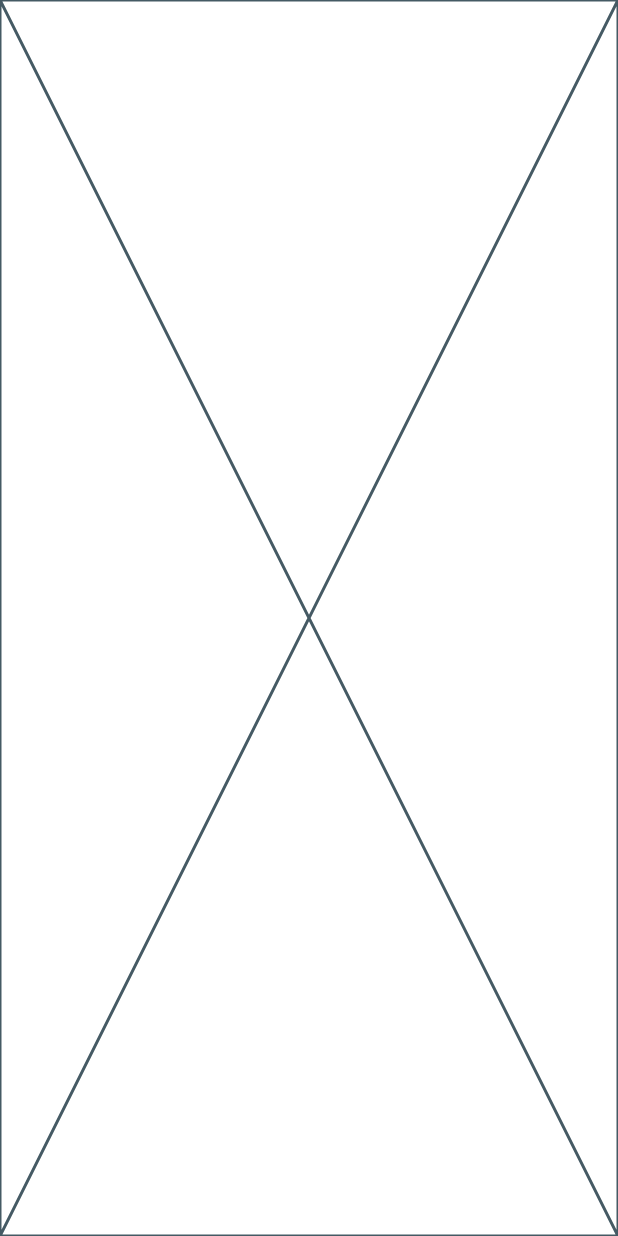
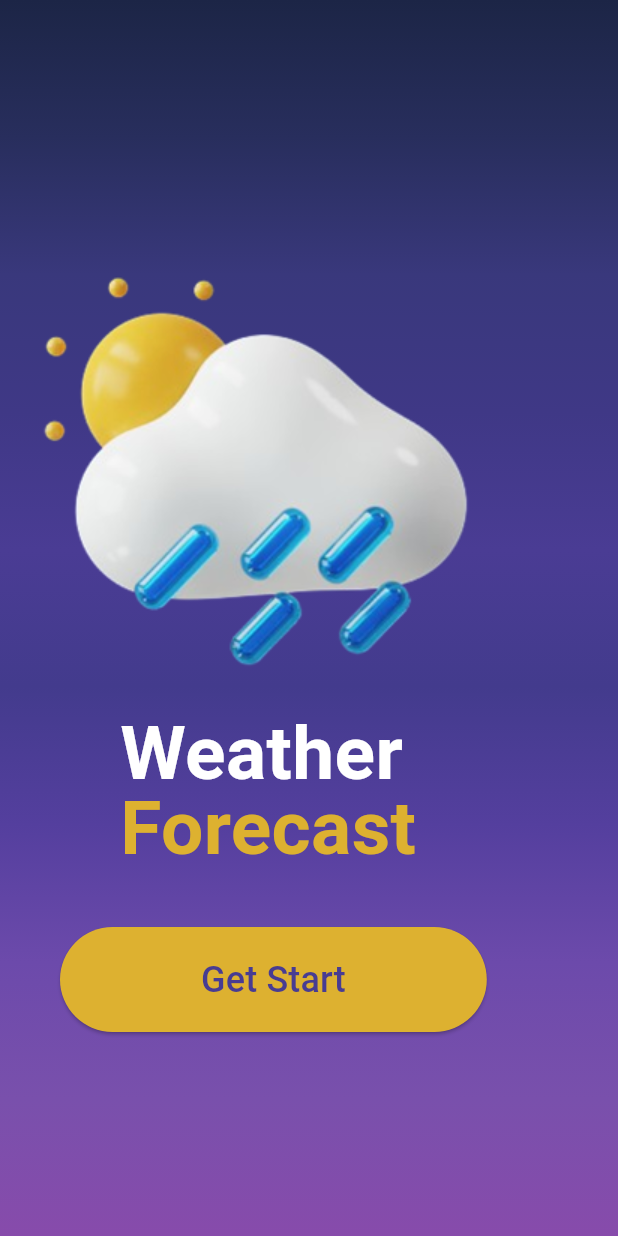
Before and after one commit to adeenazara2002/Weather-Forecast-App, a Flutter app: the screen it shows after launch, after a tap on "Get Start", on a phone screen of 412 x 824 dp. Run offline on Flutter 3.47's test engine with Material 3 defaults, Android fonts, the phone set to English and light mode, and no system bars.

Commit message:
Splash Screen

```diff
--- a/lib/Screens/home.dart
+++ b/lib/Screens/home.dart
@@ -1,15 +1,120 @@
 import 'package:flutter/material.dart';
+import 'package:weatherapp/Screens/home.dart';
 
-class Home extends StatefulWidget {
-  const Home({super.key});
-
-  @override
-  State<Home> createState() => _HomeState();
-}
-
-class _HomeState extends State<Home> {
+class Home extends StatelessWidget {
   @override
   Widget build(BuildContext context) {
-    return const Placeholder();
+    return Scaffold(
+      body: Container(
+        width: MediaQuery.of(context).size.width,
+        height: MediaQuery.of(context).size.height,
+        decoration: BoxDecoration(
+          gradient: LinearGradient(
+            begin: Alignment.topCenter,
+            end: Alignment.bottomCenter,
+            colors: [
+              Color.fromRGBO(28, 37, 70, 1.0),
+              Color.fromRGBO(40, 46, 93, 1.0),
+              Color.fromRGBO(57, 56, 124, 1.0),
+              Color.fromRGBO(63, 56, 134, 1.0),
+              Color.fromRGBO(74, 60, 148, 1.0),
+              Color.fromRGBO(67, 59, 141, 1.0),
+              Color.fromRGBO(84, 63, 158, 1.0),
+              Color.fromRGBO(108, 74, 171, 1.0),
+              Color.fromRGBO(121, 80, 172, 1.0),
+              Color.fromRGBO(135, 75, 171, 1.0),
+
+
+            ],
+          ),
+        ),
+        child: Column(
+          children: [
+            SizedBox(
+              height: 180,
+            ),
+            Row(
+              children: [
+                Padding(padding: EdgeInsets.only(left: 25)),
+                Image.asset('assets/images/cloud.png'),
+              ],
+            ),
+            // === TEXT ROW ===
+            SizedBox(
+              height: 20,
+            ),
+            Stack(
+              children: [
+                Row(
+                  children: [
+                    Padding(padding: EdgeInsets.only(left: 80)),
+                    Text(
+                      'Weather',
+                      style: TextStyle(
+                        color: Colors.white,
+                        fontSize: 50,
+                        fontWeight: FontWeight.w700,
+                      ),
+                    ),
+                  ],
+                ),
+                // === TEXT 2 ROW ===
+                Padding(
+                  padding: EdgeInsets.only(
+                      top: 50, left: 80), // Adjust this for desired space
+                  child: Text(
+                    'Forecast',
+                    style: TextStyle(
+                      color: Color.fromRGBO(221, 177, 48, 1.0),
+                      fontSize: 50,
+                      fontWeight: FontWeight.w700,
+                    ),
+                  ),
+                ),
+              ],
+            ),
+
+            // === BUTTON ===
+
+            SizedBox(
+              height: 30,
+            ),
+
+            Row(
+              children: [
+                Container(
+                  margin: EdgeInsets.only(left: 40),
+                  child: ElevatedButton(
+                    onPressed: () {
+                      Navigator.push(
+                          context,
+                          MaterialPageRoute(
+                            builder: (context) => Home(),
+                          ));
+                    },
+                    style: ElevatedButton.styleFrom(
+                      backgroundColor: Color.fromRGBO(221, 177, 48, 1.0),
+                      foregroundColor: Color.fromRGBO(72, 60, 146, 1.0),
+                      shape: RoundedRectangleBorder(
+                        borderRadius: BorderRadius.circular(50.0),
+                      ),
+                    ),
+                    child: Padding(
+                      padding: const EdgeInsets.symmetric(
+                          horizontal: 70.0, vertical: 18.0),
+                      child: Text(
+                        'Get Start',
+                        style: TextStyle(
+                            fontSize: 24.0, fontWeight: FontWeight.w500),
+                      ),
+                    ),
+                  ),
+                )
+              ],
+            )
+          ],
+        ),
+      ),
+    );
   }
 }
--- a/lib/Screens/splash.dart
+++ b/lib/Screens/splash.dart
@@ -13,14 +13,14 @@ class SplashScreen extends StatelessWidget {
             begin: Alignment.topCenter,
             end: Alignment.bottomCenter,
             colors: [
-              Color.fromRGBO(28, 37, 70, 1.0), // rgba(28,37,70,255)
-              Color.fromRGBO(54, 54, 118, 1.0), // rgba(54,54,118,255)
-              Color.fromRGBO(72, 60, 146, 1.0), // rgba(72,60,146,255)
-              Color.fromRGBO(91, 65, 164, 1.0), // rgba(91,65,164,255)
-              Color.fromRGBO(107, 75, 172, 1.0), // rgba(107,75,172,255)
-              Color.fromRGBO(122, 81, 171, 1.0), // rgba(122,81,171,255)
-              Color.fromRGBO(128, 84, 173, 1.0), // rgba(128,84,173,255)
-              Color.fromRGBO(137, 76, 172, 1.0), // rgba(137,76,172,255)
+              Color.fromRGBO(28, 37, 70, 1.0),
+              Color.fromRGBO(54, 54, 118, 1.0),
+              Color.fromRGBO(72, 60, 146, 1.0),
+              Color.fromRGBO(91, 65, 164, 1.0),
+              Color.fromRGBO(107, 75, 172, 1.0),
+              Color.fromRGBO(122, 81, 171, 1.0),
+              Color.fromRGBO(128, 84, 173, 1.0),
+              Color.fromRGBO(137, 76, 172, 1.0),
             ],
           ),
         ),
```
